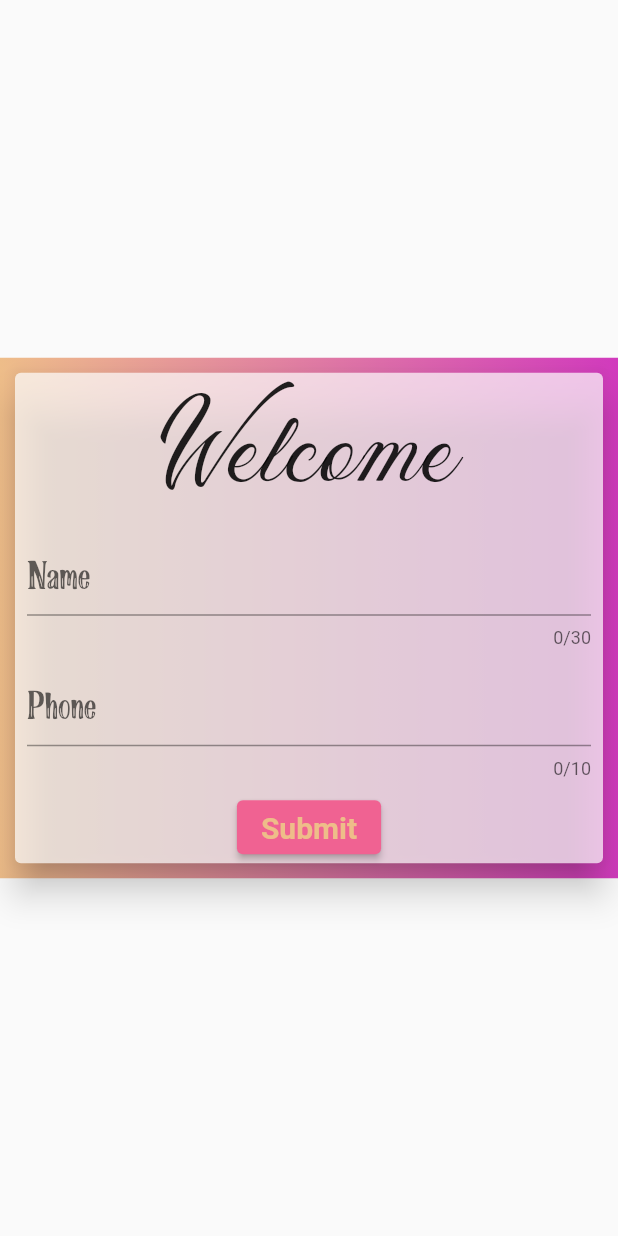
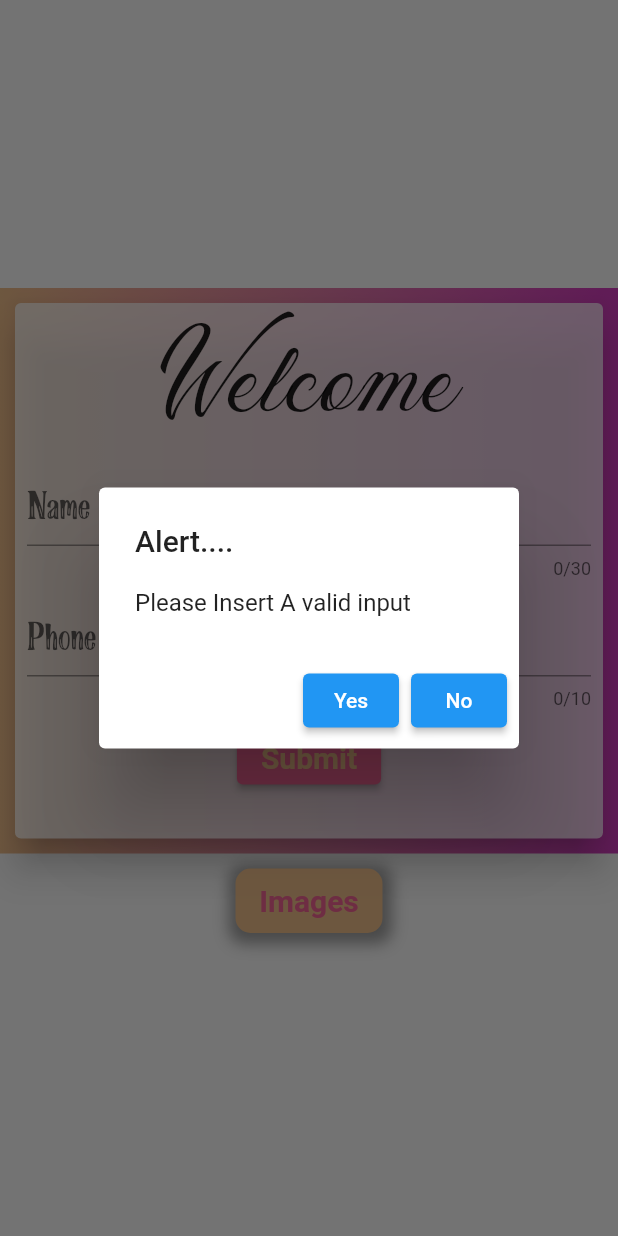
Before and after one commit to AKASH-ROYAL/Flutter-Projects, a Flutter app: the login screen opened directly, after a tap on "Submit", on a phone screen of 412 x 824 dp. Run offline on Flutter 3.47's test engine with Material 2 defaults, Android fonts, the phone set to English and light mode, and no system bars; network calls fail.

```diff
--- a/lib/main.dart
+++ b/lib/main.dart
@@ -1,4 +1,6 @@
+import 'package:flutter/cupertino.dart';
 import 'package:flutter/material.dart';
+import 'package:login/pages/images.dart';
 
 void main() {
   runApp(const MyApp());
@@ -9,21 +11,28 @@ class MyApp extends StatelessWidget {
 
   @override
   Widget build(BuildContext context) {
-    return MaterialApp(home: login(),);
+    return MaterialApp(home: login(),
+    routes: {
+      '/images':(context)=>images()
+    },);
   }
 }
 class login extends StatefulWidget {
   const login({Key? key}) : super(key: key);
 
+
   @override
   State<login> createState() => _loginState();
+
 }
 
 class _loginState extends State<login> {
   TextEditingController namectr=TextEditingController();
   TextEditingController phonectr=TextEditingController();
+  TextEditingController submitctr=TextEditingController();
   FocusNode namefs=FocusNode();
   FocusNode phonefs=FocusNode();
+  FocusNode submitfs=FocusNode();
 
   @override
   Widget build(BuildContext context) {
@@ -32,9 +41,13 @@ class _loginState extends State<login> {
       body: SafeArea(
 
           child: Center(
+            child: Container(
+
               child: SingleChildScrollView(
 
-              child: Container(
+                child: Column(
+                  children: [
+                    Container(
                       decoration: BoxDecoration(
                        gradient: LinearGradient(
                          colors: [
@@ -44,7 +57,6 @@ class _loginState extends State<login> {
                               const Color(0xffd13abd),
                            //  const Color(0xffccfbff),
                            // const Color(0xffef96c5),
-
 
                          ]
                        )
@@ -65,11 +77,13 @@ class _loginState extends State<login> {
                         child: Column(
 
                           children: [
-                      Text('Welcome',style: TextStyle(
+                            Container(
+                              child: Text('Welcome',style: TextStyle(
                                 fontFamily: 'GeraldinePersonalUse',
                                 fontWeight: FontWeight.w500,
                                 fontSize: 70.0,
                               ),),
+                            ),
                             Padding(
                               padding: const EdgeInsets.all(8.0),
                               child: TextField(
@@ -92,34 +106,126 @@ class _loginState extends State<login> {
                             Padding(
                               padding: const EdgeInsets.all(8.0),
                               child: TextField(
+                                controller: phonectr,
+                                focusNode: phonefs,
+                                onEditingComplete: (){
+                                  node.nextFocus();
+                                },
                                 style: TextStyle(
                                   fontSize: 30,fontWeight: FontWeight.w400,
                                     fontFamily: 'GraySkin'
                                 ),
-                          controller: phonectr,
-                          focusNode: phonefs,
+
                                 keyboardType: TextInputType.number,
                                 maxLength: 10,
                                 decoration:InputDecoration(hintText:'Phone'),
 
                               ),
                             ),
-                     ElevatedButton
+                           Container(
+                             padding: EdgeInsets.only(bottom: 30),
+                             child: ElevatedButton
                                (
+                               // controller: submitctr,
+                               focusNode: submitfs,
                                style: ElevatedButton.styleFrom(
+
                                  backgroundColor:Colors.pink[300],
                                  foregroundColor: Color(0xffeebd89)
                                ),
-                       onPressed:(){}, child: Text('Submit',style: TextStyle(
+                               onPressed:(){
+                                 if(namectr.text.length<=0 || namectr.text.trim()==" "){
+                                   print('Name feild is empty');
+                                   showDialog(
+                                       context: context,
+                                     builder: ( BuildContext context){
+                                       return AlertDialog(title: Text('Alert....'),
+                                       content: Text('Please Insert A valid input'),
+                                       actions: [
+                                       ElevatedButton(onPressed: (){
+                                         Navigator.pop(context);
+
+                                       }, child: Text('Yes')),
+                                       ElevatedButton(onPressed: (){
+                                         Navigator.pop(context);
+                                       }, child: Text('No'))
+                                       ],);
+                                       },
+                                       barrierDismissible: false
+                                   );
+
+                                 }
+                                 else if (phonectr.text.length!=10 || phonectr.text.trim()== " "){
+                                   print('Phone feild is empty');
+                                   showDialog(
+                                       context: context,
+                                       barrierDismissible: false,
+                                       builder: ( BuildContext context){
+                                         return CupertinoAlertDialog(title: Text('Alert....'),
+                                           content: Text('Enter the valid phone no'),
+                                           actions: [
+                                             ElevatedButton(onPressed: (){}, child: Text('Yes')),
+                                             ElevatedButton(onPressed: (){
+                                               Navigator.pop(context);
+                                             }, child: Text('No'))
+                                           ],);
+                                       }
+                                   );
+                                 }
+                                 else{
+                                   //cal api
+                                   print('success');
+                                 }
+
+                               }, child: Text('Submit',style: TextStyle(
                                fontSize: 20,
                                fontWeight: FontWeight.w700
                              ),),
+                             ),
+                           ),
 
-
+                          ],
+                        ),
+                      ),
 
                     ),
+                    Container(
+                      child: GestureDetector(
+                        onTap: (){
+                          print('Submit button');
+                          Navigator.pushNamed(context, '/images');
+                        },child: Container(
+                        width: 98,
+                        // height:20,
+
+                        margin: EdgeInsets.all(10.0),
+                        padding: EdgeInsets.all(10.0),
+                        decoration: BoxDecoration(
+                            color: Color(0xffeebd89),
+                            borderRadius: BorderRadius.all(Radius.circular(10)),
+                            boxShadow: [
+                              BoxShadow(
+                                  color: Colors.grey,blurRadius: 8.0,spreadRadius: 5.0,offset: Offset(1.0,2.0)
+                              )
+                            ]
+
+                        ),
+                        child: Center(
+                          child: Text('Images',
+                            style: (
+                                TextStyle(
+                                    color: Colors.pink[300],
+                                    fontWeight: FontWeight.w700,
+                                    fontSize: 20
+                                )
+                            ),
+                          ),
+                        ),
+                      ),
+                      ),
+                    )
+
                   ],
-                  ),
                 ),
               ),
             ),
```
Also changed, not shown: lib/pages/images.dart (added, +166 -0 lines), pubspec.yaml (+10 -0 lines). Lines whose indentation alone changed are shown as unchanged.
